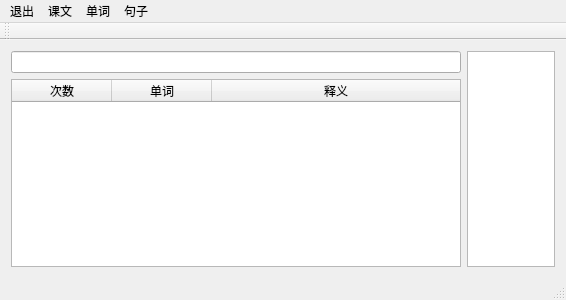
Above: src/mainwindow.ui from Ji-Yuhang/nce before the change. Below: the same form after it.
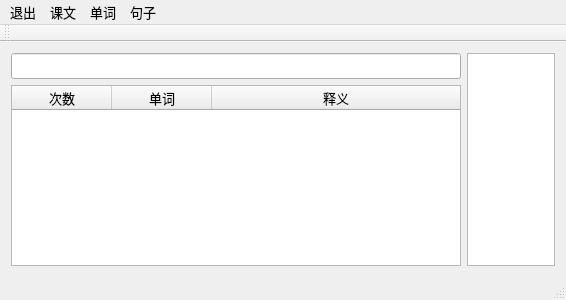
That is the form after the change.

Patch:
```diff
--- a/src/mainwindow.ui
+++ b/src/mainwindow.ui
@@ -10,6 +10,12 @@
     <height>300</height>
    </rect>
   </property>
+  <property name="font">
+   <font>
+    <family>微软雅黑</family>
+    <pointsize>10</pointsize>
+   </font>
+  </property>
   <property name="windowTitle">
    <string>MainWindow</string>
   </property>
@@ -57,7 +63,7 @@
      <x>0</x>
      <y>0</y>
      <width>566</width>
-     <height>22</height>
+     <height>25</height>
     </rect>
    </property>
    <widget class="QMenu" name="menu">
```
